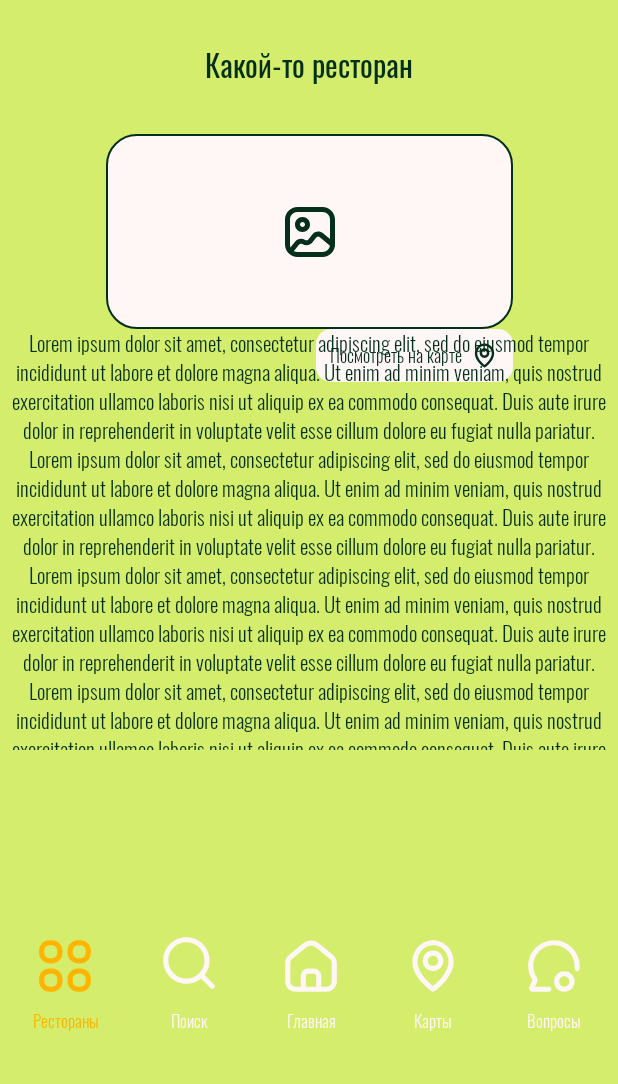
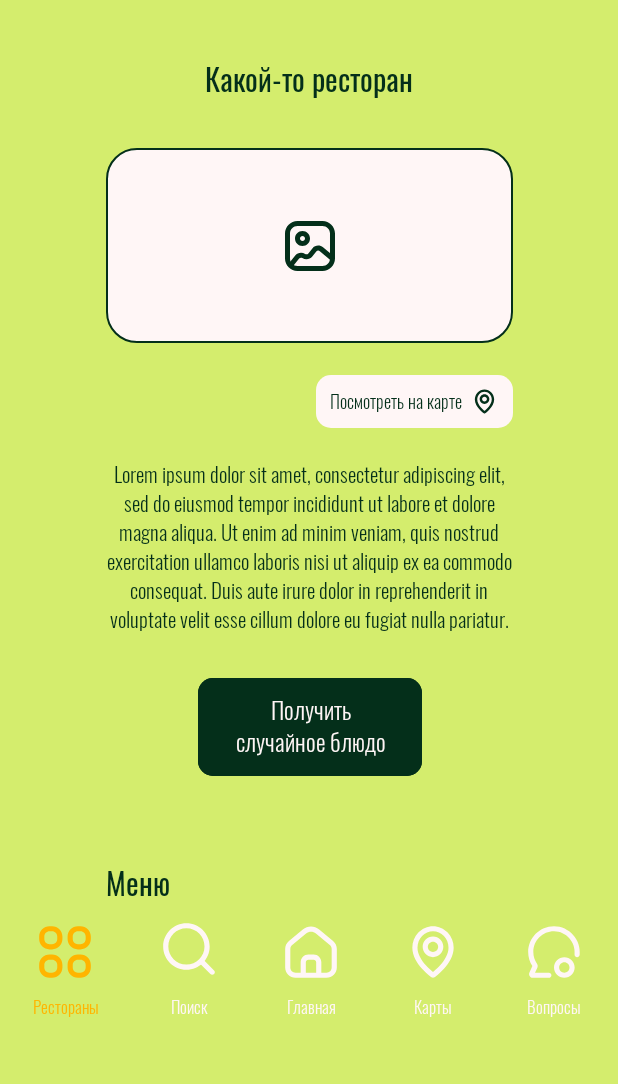
Before and after one commit to YaEtoTui/RestorambaApp, an Android app: the fragment RestaurantFragment shown on its own in the app's theme, on a phone screen of 412 x 824 dp, the part 152-1236 px from its top. Run offline under Robolectric (Android 15) with nearby library versions, the phone set to English and light mode, and no system bars.

Commit message:
fix Page Restaurants, added changes on Page Restaurant

```diff
--- /dev/null
+++ b/app/src/main/res/drawable/button_text_color_restaurant.xml
@@ -0,0 +1,9 @@
+<?xml version="1.0" encoding="utf-8"?>
+<selector xmlns:android="http://schemas.android.com/apk/res/android">
+    <!--When the button is not enabled-->
+<!--    <item android:state_enabled="true" android:color="#6A6D79"/>-->
+<!--    <item android:state_enabled="false" android:color="#991B1F3B"/>-->
+    <item android:state_pressed="true" android:color="@color/black_green"/>
+    <!--Default Text Color-->
+    <item android:color="@color/milk" />
+</selector>
--- /dev/null
+++ b/app/src/main/res/drawable/button_text_color_restaurant_page.xml
@@ -0,0 +1,9 @@
+<?xml version="1.0" encoding="utf-8"?>
+<selector xmlns:android="http://schemas.android.com/apk/res/android">
+    <!--When the button is not enabled-->
+<!--    <item android:state_enabled="true" android:color="#6A6D79"/>-->
+<!--    <item android:state_enabled="false" android:color="#991B1F3B"/>-->
+    <item android:state_pressed="true" android:color="@color/milk"/>
+    <!--Default Text Color-->
+    <item android:color="@color/black_green" />
+</selector>
--- a/app/src/main/res/layout/fragment_restaurant.xml
+++ b/app/src/main/res/layout/fragment_restaurant.xml
@@ -8,6 +8,7 @@
     android:scrollbars="vertical">
 
     <androidx.constraintlayout.widget.ConstraintLayout
+        android:id="@+id/idPage"
         android:layout_width="match_parent"
         android:layout_height="wrap_content"
         android:background="@color/white_green">
@@ -37,7 +38,7 @@
                 android:layout_height="wrap_content"
                 android:layout_marginTop="32dp"
                 android:text="@string/restoramba"
-                android:textAppearance="@style/ramba"
+                android:textAppearance="@style/restoramba"
                 android:textColor="@color/black_green"
                 app:layout_constraintEnd_toEndOf="parent"
                 app:layout_constraintStart_toStartOf="parent"
@@ -48,7 +49,8 @@
         <androidx.constraintlayout.widget.ConstraintLayout
             android:id="@+id/idBody"
             android:layout_width="match_parent"
-            android:layout_height="500dp"
+            android:layout_height="wrap_content"
+            app:layout_constraintBottom_toTopOf="@+id/idNav"
             app:layout_constraintEnd_toEndOf="parent"
             app:layout_constraintStart_toStartOf="parent"
             app:layout_constraintTop_toBottomOf="@+id/idPageHeader">
@@ -90,6 +92,7 @@
                 android:id="@+id/idBtMap"
                 android:layout_width="131dp"
                 android:layout_height="35dp"
+                android:layout_marginTop="21dp"
                 app:layout_constraintEnd_toEndOf="@+id/idPhoto"
                 app:layout_constraintTop_toBottomOf="@+id/idPhoto"
                 app:srcCompat="@drawable/rectangle_bt_restaurant_show_on_map" />
@@ -98,11 +101,11 @@
                 android:id="@+id/idButtonShowTextOnMap"
                 android:layout_width="wrap_content"
                 android:layout_height="35dp"
-                android:drawableEnd="@drawable/icon_location_19_19"
                 android:drawablePadding="5dp"
                 android:gravity="center|left"
                 android:text="@string/show_on_map"
                 android:textAppearance="@style/show_on_map"
+                app:drawableEndCompat="@drawable/icon_location_19_19"
                 app:layout_constraintBottom_toBottomOf="@+id/idBtMap"
                 app:layout_constraintEnd_toEndOf="@+id/idBtMap"
                 app:layout_constraintStart_toStartOf="@+id/idBtMap"
@@ -110,14 +113,39 @@
 
             <TextView
                 android:id="@+id/tvDesc"
-                android:layout_width="match_parent"
+                android:layout_width="0dp"
                 android:layout_height="wrap_content"
+                android:layout_marginTop="21dp"
                 android:gravity="center"
-                android:text="@string/example"
+                android:text="@string/text_restaurant_example"
                 android:textAppearance="@style/instructions_text"
                 app:layout_constraintEnd_toEndOf="@+id/idPhoto"
                 app:layout_constraintStart_toStartOf="@+id/idPhoto"
-                app:layout_constraintTop_toTopOf="@+id/idBtMap" />
+                app:layout_constraintTop_toBottomOf="@+id/idBtMap" />
+
+            <Button
+                android:id="@+id/idButtonGetRandomDish"
+                android:layout_width="149dp"
+                android:layout_height="73dp"
+                android:layout_marginTop="25dp"
+                android:backgroundTint="@drawable/button_text_color_restaurant_page"
+                android:text="@string/get_random_dish"
+                android:textAppearance="@style/button_restaurant_page"
+                android:textColor="@drawable/button_text_color_restaurant"
+                app:cornerRadius="10dp"
+                app:layout_constraintEnd_toEndOf="@+id/tvDesc"
+                app:layout_constraintStart_toStartOf="@+id/tvDesc"
+                app:layout_constraintTop_toBottomOf="@+id/tvDesc" />
+
+            <TextView
+                android:id="@+id/tvMenu"
+                android:layout_width="wrap_content"
+                android:layout_height="wrap_content"
+                android:layout_marginTop="53dp"
+                android:text="@string/menu"
+                android:textAppearance="@style/title_restaurants"
+                app:layout_constraintStart_toStartOf="@+id/tvDesc"
+                app:layout_constraintTop_toBottomOf="@+id/idButtonGetRandomDish" />
 
 
         </androidx.constraintlayout.widget.ConstraintLayout>
@@ -128,7 +156,8 @@
             android:layout_height="wrap_content"
             app:layout_constraintBottom_toBottomOf="parent"
             app:layout_constraintEnd_toEndOf="parent"
-            app:layout_constraintStart_toStartOf="parent">
+            app:layout_constraintStart_toStartOf="parent"
+            app:layout_constraintTop_toBottomOf="@+id/idBody">
 
             <TextView
                 android:id="@+id/idNavRestaurants"
--- a/app/src/main/res/layout/header_project.xml
+++ b/app/src/main/res/layout/header_project.xml
@@ -22,7 +22,7 @@
         android:layout_height="wrap_content"
         android:layout_marginTop="32dp"
         android:text="@string/restoramba"
-        android:textAppearance="@style/ramba"
+        android:textAppearance="@style/restoramba"
         app:layout_constraintEnd_toEndOf="parent"
         app:layout_constraintStart_toStartOf="parent"
         app:layout_constraintTop_toBottomOf="@+id/imageView" />
--- a/app/src/main/res/values/strings.xml
+++ b/app/src/main/res/values/strings.xml
@@ -41,11 +41,15 @@
         Lorem ipsum dolor sit amet, consectetur adipiscing elit, sed do eiusmod tempor incididunt ut labore et dolore magna aliqua. Ut enim ad minim veniam, quis nostrud exercitation ullamco laboris nisi ut aliquip ex ea commodo consequat. Duis aute irure dolor in reprehenderit in voluptate velit esse cillum dolore eu fugiat nulla pariatur. Lorem ipsum dolor sit amet, consectetur adipiscing elit, sed do eiusmod tempor incididunt ut labore et dolore magna aliqua. Ut enim ad minim veniam, quis nostrud exercitation ullamco laboris nisi ut aliquip ex ea commodo consequat. Duis aute irure dolor in reprehenderit in voluptate velit esse cillum dolore eu fugiat nulla pariatur. Lorem ipsum dolor sit amet, consectetur adipiscing elit, sed do eiusmod tempor incididunt ut labore et dolore magna aliqua. Ut enim ad minim veniam, quis nostrud exercitation ullamco laboris nisi ut aliquip ex ea commodo consequat. Duis aute irure dolor in reprehenderit in voluptate velit esse cillum dolore eu fugiat nulla pariatur.
         Lorem ipsum dolor sit amet, consectetur adipiscing elit, sed do eiusmod tempor incididunt ut labore et dolore magna aliqua. Ut enim ad minim veniam, quis nostrud exercitation ullamco laboris nisi ut aliquip ex ea commodo consequat. Duis aute irure dolor in reprehenderit in voluptate velit esse cillum dolore eu fugiat nulla pariatur.
     </string>
+    <string name="text_restaurant_example">
+        Lorem ipsum dolor sit amet, consectetur adipiscing elit, sed do eiusmod tempor incididunt ut labore et dolore magna aliqua. Ut enim ad minim veniam, quis nostrud exercitation ullamco laboris nisi ut aliquip ex ea commodo consequat. Duis aute irure dolor in reprehenderit in voluptate velit esse cillum dolore eu fugiat nulla pariatur.
+    </string>
     <string name="question_instructions">Вы готовы использовать RESTORAMBA?</string>
     <string name="yes">ДА!</string>
     <string name="rest">Какой-то ресторан</string>
     <string name="path_to_me">Расстояние до вас: 700м</string>
     <string name="show_on_map">Посмотреть на карте</string>
+    <string name="menu">Меню</string>
     <!-- TODO: Remove or change this placeholder text -->
     <string name="hello_blank_fragment">Hello blank fragment</string>
 </resources>
--- a/app/src/main/res/values/styles.xml
+++ b/app/src/main/res/values/styles.xml
@@ -1,7 +1,7 @@
 <?xml version="1.0" encoding="utf-8"?>
 <resources>
 
-    <style name="ramba">
+    <style name="restoramba">
         <item name="android:textSize">20sp</item>
         <item name="android:textColor">@color/milk</item>
         <item name="fontFamily">@font/dela_gothic_one_regular</item>
@@ -10,6 +10,11 @@
     <style name="button_main_page">
         <item name="android:textSize">16sp</item>
         <item name="fontFamily">@font/oswald_bold</item>
+    </style>
+
+    <style name="button_restaurant_page">
+        <item name="android:textSize">16sp</item>
+        <item name="fontFamily">@font/oswald_light</item>
     </style>
 
     <style name="nav_text">
```
Also changed, not shown: app/src/main/java/balacods/pp/restorambaapp/fragment/MainPageFragment.kt (+6 -6 lines), app/src/main/java/balacods/pp/restorambaapp/fragment/RestaurantsFragment.kt (+56 -5 lines), app/src/main/java/balacods/pp/restorambaapp/fragment/adapter/RestaurantAdapter.kt (+9 -9 lines), app/src/main/java/balacods/pp/restorambaapp/retrofit/domain/dto/RestaurantData.kt (+20 -1 lines).
